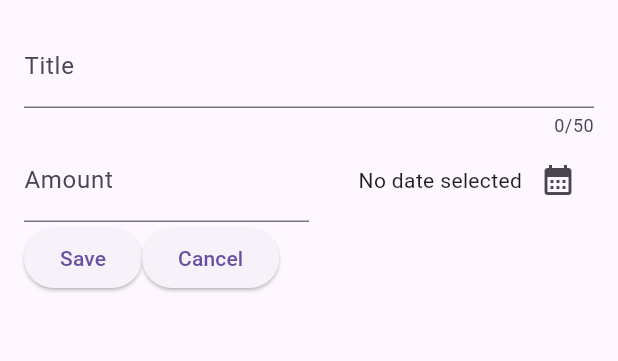
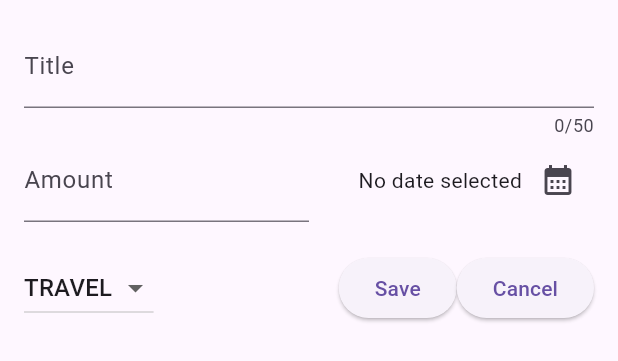
Before and after one commit to satyajeetmanu/expense_tracker, a Flutter app: the NewExpense widget shown alone on an empty page, opened directly, on a phone screen of 412 x 824 dp. Shown: the top 361 px of the screen. Run offline on Flutter 3.47's test engine with Material 2 defaults, Android fonts, the phone set to English and light mode, and no system bars.

Commit message:
added a dropdown menu to select category

```diff
--- a/lib/widgets/new_expense.dart
+++ b/lib/widgets/new_expense.dart
@@ -12,6 +12,7 @@ class _NewExpenseState extends State<NewExpense> {
   final _titleController = TextEditingController();
   final _amountController = TextEditingController();
   DateTime? _selectedDate;
+  Category _selectedCategory = Category.travel;
 
   void _presentDatePicker() async {
     final initialDate = DateTime.now();
@@ -78,8 +79,31 @@ class _NewExpenseState extends State<NewExpense> {
               )
             ],
           ),
+          const SizedBox(
+            height: 20,
+          ),
           Row(
             children: [
+              DropdownButton(
+                value: _selectedCategory,
+                items: Category.values.map(
+                  (category) {
+                    return DropdownMenuItem(
+                      value: category,
+                      child: Text(
+                        category.name.toUpperCase(),
+                      ),
+                    );
+                  },
+                ).toList(),
+                onChanged: (value) {
+                  if (value == null) return;
+                  setState(() {
+                    _selectedCategory = value;
+                  });
+                },
+              ),
+              const Spacer(),
               ElevatedButton(
                 onPressed: () {
                   print('entered title is : ${_titleController.text}');
```
